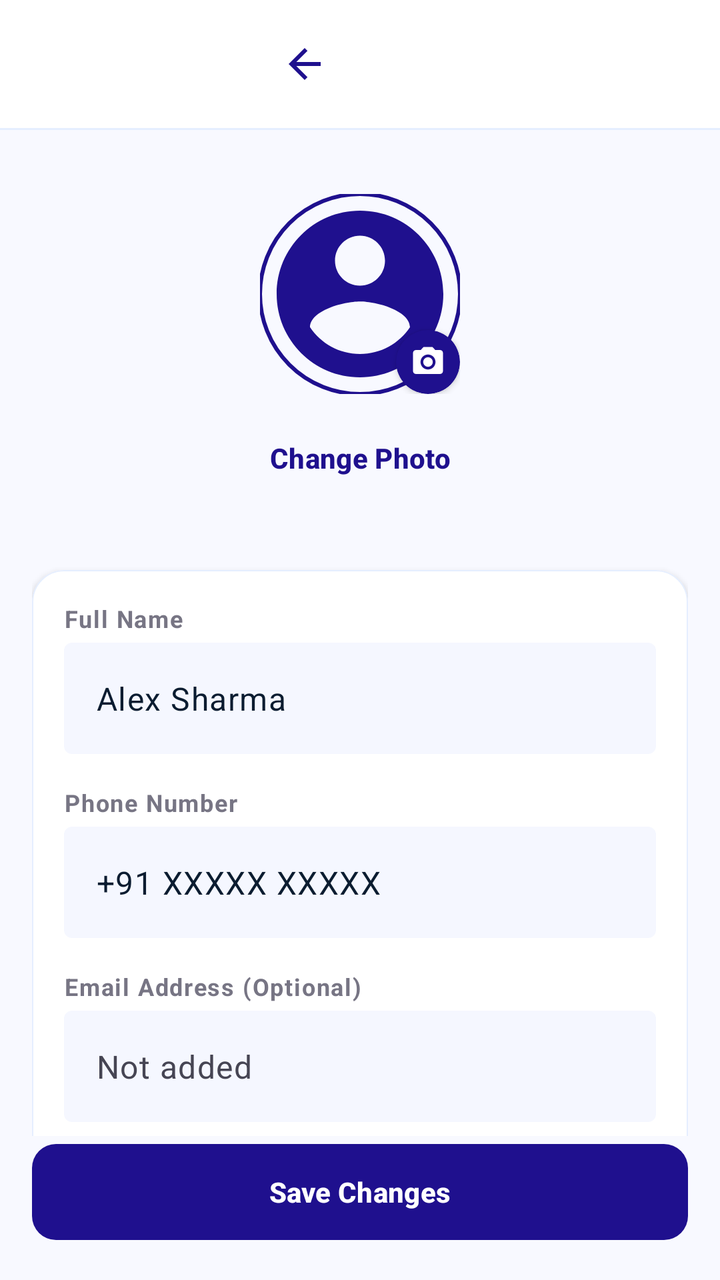
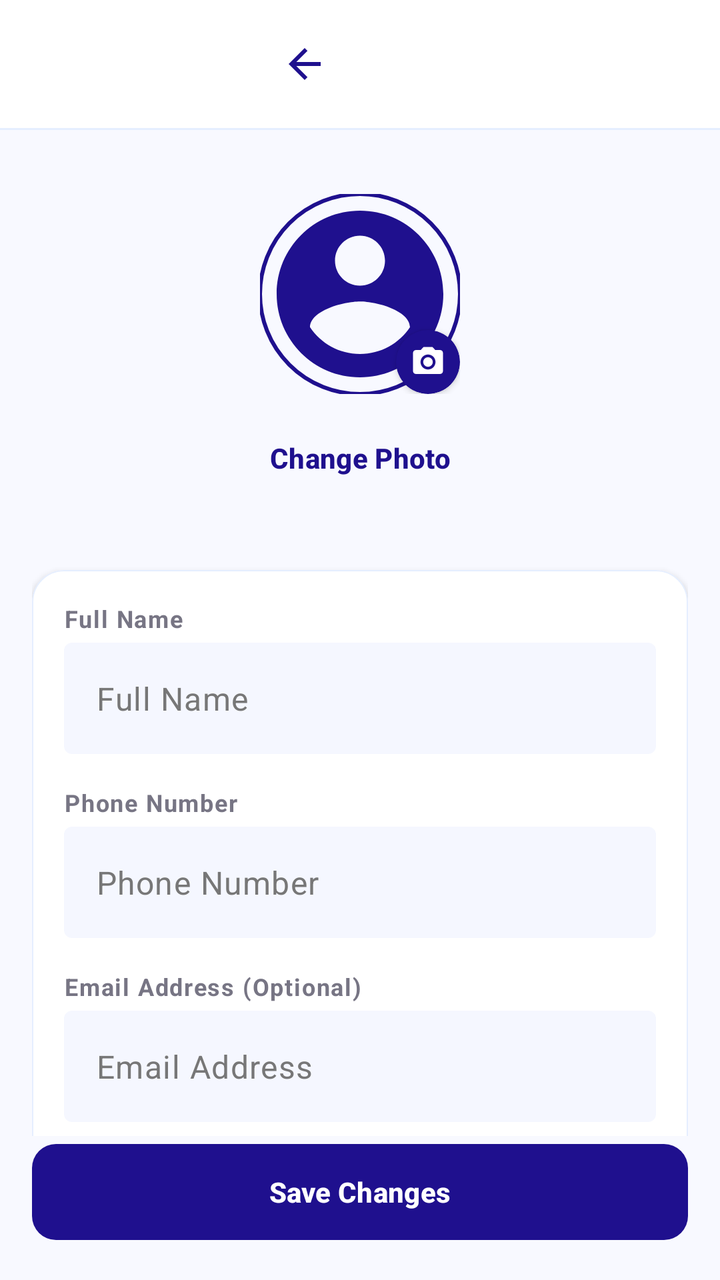

An Android layout rendered at two revisions. The XML below is the earlier revision; the diff shows what the commit changed to produce the second picture.
<!-- AndroidManifest.xml: application theme Theme.Quick_Drop -->
<!-- res/layout/fragment_edit_profile.xml -->
<?xml version="1.0" encoding="utf-8"?>
<androidx.constraintlayout.widget.ConstraintLayout xmlns:android="http://schemas.android.com/apk/res/android"
    xmlns:app="http://schemas.android.com/apk/res-auto"
    xmlns:tools="http://schemas.android.com/tools"
    android:layout_width="match_parent"
    android:layout_height="match_parent"
    android:background="@color/vf_background">

    <com.google.android.material.appbar.AppBarLayout
        android:id="@+id/appBarLayout"
        android:layout_width="match_parent"
        android:layout_height="wrap_content"
        android:background="@color/white"
        android:fitsSystemWindows="true"
        app:elevation="0dp"
        app:layout_constraintTop_toTopOf="parent">

        <com.google.android.material.appbar.MaterialToolbar
            android:id="@+id/toolbar"
            android:layout_width="match_parent"
            android:layout_height="?attr/actionBarSize"
            app:title="Edit Profile"
            app:titleCentered="true"
            app:titleTextAppearance="@style/ToolbarTitleBold"
            app:titleTextColor="@color/vf_primary">

            <ImageButton
                android:id="@+id/btnBack"
                android:layout_width="48dp"
                android:layout_height="48dp"
                android:background="?attr/selectableItemBackgroundBorderless"
                android:contentDescription="@string/back"
                app:srcCompat="@drawable/ic_arrow_back"
                app:tint="@color/vf_primary" />
        </com.google.android.material.appbar.MaterialToolbar>

        <View
            android:layout_width="match_parent"
            android:layout_height="1dp"
            android:background="@color/vf_surface_container" />
    </com.google.android.material.appbar.AppBarLayout>

    <androidx.core.widget.NestedScrollView
        android:id="@+id/nestedScrollView"
        android:layout_width="match_parent"
        android:layout_height="0dp"
        android:fillViewport="true"
        app:layout_constraintBottom_toTopOf="@id/btnSave"
        app:layout_constraintTop_toBottomOf="@id/appBarLayout">

        <LinearLayout
            android:layout_width="match_parent"
            android:layout_height="wrap_content"
            android:orientation="vertical"
            android:padding="@dimen/stitch_margin_mobile"
            android:paddingBottom="24dp">

            
            <androidx.constraintlayout.widget.ConstraintLayout
                android:layout_width="wrap_content"
                android:layout_height="wrap_content"
                android:layout_gravity="center_horizontal"
                android:layout_marginTop="@dimen/stitch_md">

                <com.google.android.material.imageview.ShapeableImageView
                    android:id="@+id/ivAvatar"
                    android:layout_width="100dp"
                    android:layout_height="100dp"
                    android:scaleType="centerCrop"
                    app:layout_constraintEnd_toEndOf="parent"
                    app:layout_constraintStart_toStartOf="parent"
                    app:layout_constraintTop_toTopOf="parent"
                    app:shapeAppearanceOverlay="@style/ShapeAppearance.Material3.Corner.Full"
                    app:srcCompat="@drawable/ic_user_circle"
                    app:strokeColor="@color/vf_primary"
                    app:strokeWidth="2dp" />

                <com.google.android.material.card.MaterialCardView
                    android:layout_width="32dp"
                    android:layout_height="32dp"
                    app:cardBackgroundColor="@color/vf_primary"
                    app:cardCornerRadius="16dp"
                    app:cardElevation="2dp"
                    app:layout_constraintBottom_toBottomOf="@id/ivAvatar"
                    app:layout_constraintEnd_toEndOf="@id/ivAvatar"
                    app:strokeWidth="0dp">

                    <ImageView
                        android:layout_width="18dp"
                        android:layout_height="18dp"
                        android:layout_gravity="center"
                        app:srcCompat="@drawable/ic_camera"
                        app:tint="@color/white" />
                </com.google.android.material.card.MaterialCardView>
            </androidx.constraintlayout.widget.ConstraintLayout>

            <com.google.android.material.button.MaterialButton
                style="@style/Widget.Material3.Button.TextButton"
                android:layout_width="wrap_content"
                android:layout_height="wrap_content"
                android:layout_gravity="center_horizontal"
                android:layout_marginTop="8dp"
                android:text="Change Photo"
                android:textColor="@color/vf_primary"
                android:textStyle="bold" />

            
            <com.google.android.material.card.MaterialCardView
                style="@style/Stitch.Card.Level1"
                android:layout_width="match_parent"
                android:layout_height="wrap_content"
                android:layout_marginTop="@dimen/stitch_xl"
                app:cardBackgroundColor="@color/white"
                app:strokeWidth="0.5dp"
                app:strokeColor="@color/vf_surface_container">

                <LinearLayout
                    android:layout_width="match_parent"
                    android:layout_height="wrap_content"
                    android:orientation="vertical"
                    android:padding="@dimen/stitch_md">

                    <TextView
                        style="@style/Stitch.Typography.LabelMedium"
                        android:layout_width="wrap_content"
                        android:layout_height="wrap_content"
                        android:text="Full Name"
                        android:textAllCaps="false" />

                    <com.google.android.material.textfield.TextInputLayout
                        style="@style/Widget.Material3.TextInputLayout.OutlinedBox"
                        android:layout_width="match_parent"
                        android:layout_height="wrap_content"
                        android:layout_marginTop="4dp"
                        app:boxBackgroundColor="#F5F7FF"
                        app:boxStrokeWidth="0dp"
                        app:boxStrokeWidthFocused="0dp"
                        app:hintEnabled="false">

                        <com.google.android.material.textfield.TextInputEditText
                            android:id="@+id/etFullName"
                            android:layout_width="match_parent"
                            android:layout_height="wrap_content"
                            android:inputType="textPersonName"
                            android:text="Alex Sharma"
                            android:textColor="@color/vf_on_surface" />
                    </com.google.android.material.textfield.TextInputLayout>

                    <TextView
                        style="@style/Stitch.Typography.LabelMedium"
                        android:layout_width="wrap_content"
                        android:layout_height="wrap_content"
                        android:layout_marginTop="@dimen/stitch_md"
                        android:text="Phone Number"
                        android:textAllCaps="false" />

                    <com.google.android.material.textfield.TextInputLayout
                        style="@style/Widget.Material3.TextInputLayout.OutlinedBox"
                        android:layout_width="match_parent"
                        android:layout_height="wrap_content"
                        android:layout_marginTop="4dp"
                        app:boxBackgroundColor="#F5F7FF"
                        app:boxStrokeWidth="0dp"
                        app:boxStrokeWidthFocused="0dp"
                        app:hintEnabled="false">

                        <com.google.android.material.textfield.TextInputEditText
                            android:id="@+id/etPhone"
                            android:layout_width="match_parent"
                            android:layout_height="wrap_content"
                            android:inputType="phone"
                            android:text="+91 XXXXX XXXXX"
                            android:textColor="@color/vf_on_surface" />
                    </com.google.android.material.textfield.TextInputLayout>

                    <TextView
                        style="@style/Stitch.Typography.LabelMedium"
                        android:layout_width="wrap_content"
                        android:layout_height="wrap_content"
                        android:layout_marginTop="@dimen/stitch_md"
                        android:text="Email Address (Optional)"
                        android:textAllCaps="false" />

                    <com.google.android.material.textfield.TextInputLayout
                        style="@style/Widget.Material3.TextInputLayout.OutlinedBox"
                        android:layout_width="match_parent"
                        android:layout_height="wrap_content"
                        android:layout_marginTop="4dp"
                        app:boxBackgroundColor="#F5F7FF"
                        app:boxStrokeWidth="0dp"
                        app:boxStrokeWidthFocused="0dp"
                        app:hintEnabled="false">

                        <com.google.android.material.textfield.TextInputEditText
                            android:id="@+id/etEmail"
                            android:layout_width="match_parent"
                            android:layout_height="wrap_content"
                            android:inputType="textEmailAddress"
                            android:text="Not added"
                            android:textColor="@color/vf_on_surface_variant" />
                    </com.google.android.material.textfield.TextInputLayout>

                    <TextView
                        style="@style/Stitch.Typography.BodyMedium"
                        android:layout_width="wrap_content"
                        android:layout_height="wrap_content"
                        android:layout_marginTop="8dp"
                        android:text="Email is optional and can be added later."
                        android:textSize="12sp"
                        android:textColor="@color/vf_on_surface_variant" />

                </LinearLayout>
            </com.google.android.material.card.MaterialCardView>

        </LinearLayout>
    </androidx.core.widget.NestedScrollView>

    <com.google.android.material.button.MaterialButton
        android:id="@+id/btnSave"
        style="@style/Stitch.Button.Primary"
        android:layout_width="match_parent"
        android:layout_height="56dp"
        android:layout_margin="@dimen/stitch_margin_mobile"
        android:text="Save Changes"
        android:textStyle="bold"
        app:cornerRadius="12dp"
        app:layout_constraintBottom_toBottomOf="parent" />

</androidx.constraintlayout.widget.ConstraintLayout>
<!-- resources referenced by this layout -->
<resources>
  <color name="vf_background">#f8f9ff</color>
  <color name="vf_on_surface">#0b1c30</color>
  <color name="vf_on_surface_variant">#464553</color>
  <color name="vf_primary">#1f108e</color>
  <color name="vf_surface_container">#e5eeff</color>
  <color name="white">#ffffff</color>
  <dimen name="stitch_margin_mobile">16dp</dimen>
  <dimen name="stitch_md">16dp</dimen>
  <dimen name="stitch_xl">32dp</dimen>
  <!-- drawable ic_arrow_back (drawable) -->
  <vector xmlns:android="http://schemas.android.com/apk/res/android"
      android:width="24dp"
      android:height="24dp"
      android:viewportWidth="24"
      android:viewportHeight="24">
    <path
        android:fillColor="#000000"
        android:pathData="M20,11H7.83l5.59,-5.59L12,4l-8,8 8,8 1.41,-1.41L7.83,13H20v-2z"/>
  </vector>
  <string name="back">Back</string>
  <style name="Stitch.Button.Primary" parent="Widget.Material3.Button">
          <item name="android:layout_height">56dp</item>
          <item name="backgroundTint">@color/vf_primary</item>
          <item name="android:textColor">@color/vf_on_primary</item>
          <item name="cornerRadius">@dimen/stitch_rounded_default</item>
          <item name="android:textAllCaps">false</item>
          <item name="android:textStyle">bold</item>
      </style>
  <style name="Stitch.Card.Level1" parent="Widget.Material3.CardView.Elevated">
          <item name="cardBackgroundColor">@color/vf_surface_container_lowest</item>
          <item name="cardCornerRadius">@dimen/stitch_rounded_lg</item>
          <item name="cardElevation">2dp</item>
          <item name="strokeColor">@color/vf_outline_variant</item>
          <item name="strokeWidth">0.5dp</item>
      </style>
  <style name="Stitch.Typography.BodyMedium">
          <item name="android:textSize">14sp</item>
          <item name="android:textColor">@color/vf_on_surface_variant</item>
      </style>
  <style name="Stitch.Typography.LabelMedium">
          <item name="android:textSize">12sp</item>
          <item name="android:textStyle">bold</item>
          <item name="android:textAllCaps">true</item>
          <item name="android:textColor">@color/vf_outline</item>
          <item name="android:letterSpacing">0.05</item>
      </style>
  <style name="ToolbarTitleBold" parent="TextAppearance.Material3.TitleLarge">
          <item name="android:textStyle">bold</item>
      </style>
  <style name="Theme.Quick_Drop" parent="Base.Theme.Quick_Drop" />
  <color name="vf_on_primary">#ffffff</color>
  <dimen name="stitch_rounded_default">8dp</dimen>
  <color name="vf_surface_container_lowest">#ffffff</color>
  <dimen name="stitch_rounded_lg">16dp</dimen>
  <color name="vf_outline_variant">#c8c4d5</color>
  <color name="vf_outline">#777584</color>
  <color name="vf_primary_container">#3730a3</color>
  <color name="vf_on_primary_container">#a9a7ff</color>
  <color name="vf_secondary">#006c49</color>
  <color name="vf_on_secondary">#ffffff</color>
  <color name="vf_secondary_container">#6cf8bb</color>
  <color name="vf_on_secondary_container">#00714d</color>
  <color name="vf_tertiary">#422700</color>
  <color name="vf_on_tertiary">#ffffff</color>
  <color name="vf_tertiary_container">#603b00</color>
  <color name="vf_on_tertiary_container">#f49d09</color>
  <color name="vf_surface">#f8f9ff</color>
  <color name="vf_surface_variant">#d3e4fe</color>
  <color name="vf_error">#ba1a1a</color>
  <color name="vf_on_error">#ffffff</color>
  <style name="Widget.QuickDrop.EditText" parent="Widget.AppCompat.EditText">
          <item name="android:textColor">#222222</item>
          <item name="android:textColorHint">#777777</item>
      </style>
  <!-- unchanged entries left out for length: 3 -->
</resources>

<!-- the commit's change to res/layout/fragment_edit_profile.xml (unified diff, before → after) -->
@@ -142,7 +142,7 @@
                             android:layout_width="match_parent"
                             android:layout_height="wrap_content"
                             android:inputType="textPersonName"
-                            android:text="Alex Sharma"
+                            android:hint="Full Name"
                             android:textColor="@color/vf_on_surface" />
                     </com.google.android.material.textfield.TextInputLayout>
 
@@ -169,7 +169,7 @@
                             android:layout_width="match_parent"
                             android:layout_height="wrap_content"
                             android:inputType="phone"
-                            android:text="+91 XXXXX XXXXX"
+                            android:hint="Phone Number"
                             android:textColor="@color/vf_on_surface" />
                     </com.google.android.material.textfield.TextInputLayout>
 
@@ -196,7 +196,7 @@
                             android:layout_width="match_parent"
                             android:layout_height="wrap_content"
                             android:inputType="textEmailAddress"
-                            android:text="Not added"
+                            android:hint="Email Address"
                             android:textColor="@color/vf_on_surface_variant" />
                     </com.google.android.material.textfield.TextInputLayout>
 
